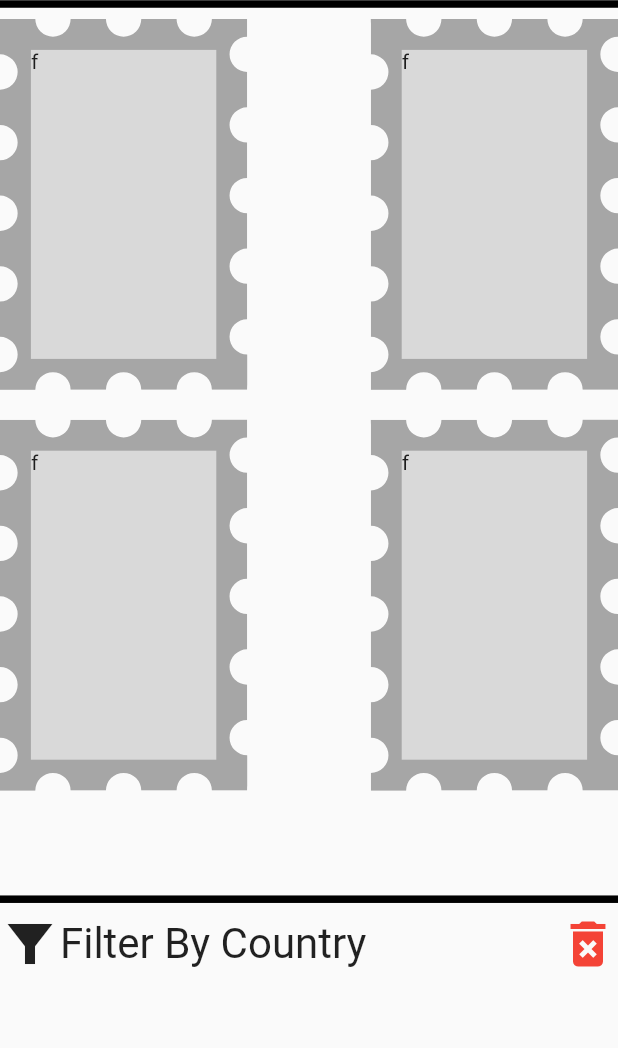
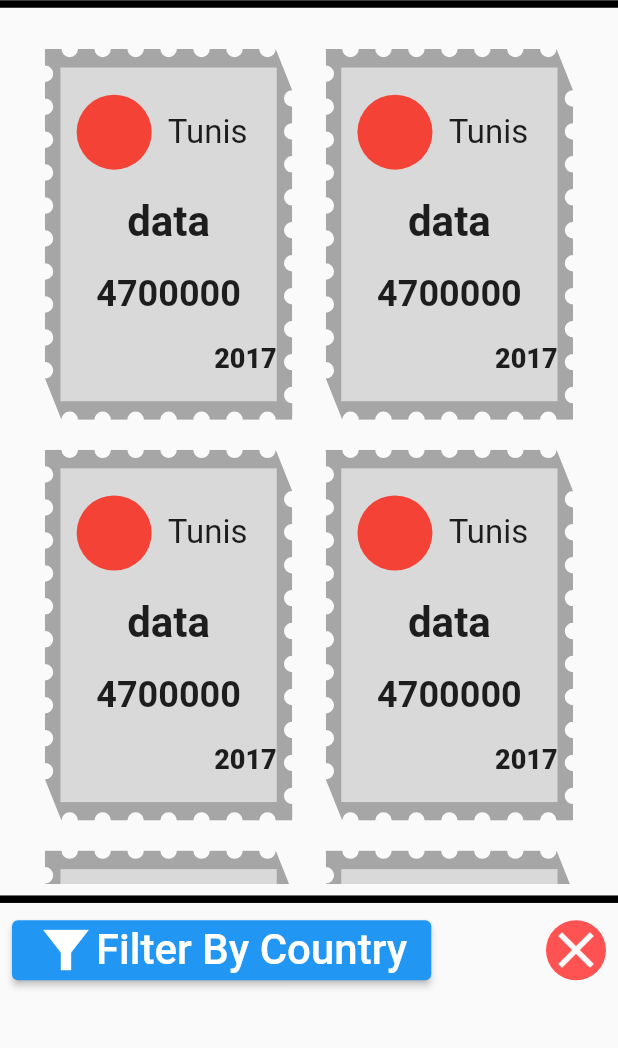
Before and after one commit to mohamedhassanamara/population_app, a Flutter app: the screen it shows after launch, on a phone screen of 412 x 824 dp, the part 110-1158 px from its top. Run offline on Flutter 3.47's test engine with Material 2 defaults, Android fonts, the phone set to English and light mode, and no system bars.

Commit message:
filter design added

```diff
--- a/lib/main.dart
+++ b/lib/main.dart
@@ -1,16 +1,22 @@
 import 'package:flutter/material.dart';
+import 'package:population_app/screens/country_list.dart';
 import 'package:population_app/widgets/stamp_scroll.dart';
 
 void main() {
-  runApp(MyApp());
+  runApp(
+    MaterialApp(
+      debugShowCheckedModeBanner: false,
+      home: MyApp(),
+    ),
+  );
 }
 
 class MyApp extends StatelessWidget {
+  final _formKey = GlobalKey<FormState>();
+
   @override
   Widget build(BuildContext context) {
-    return MaterialApp(
-      debugShowCheckedModeBanner: false,
-      home: SafeArea(
+    return SafeArea(
       child: Scaffold(
         body: Column(
           children: [
@@ -43,10 +49,67 @@ class MyApp extends StatelessWidget {
               height: 20,
               thickness: 5,
             ),
-              Row(
+            Padding(
+              padding: const EdgeInsets.symmetric(horizontal: 8),
+              child: Row(
                 mainAxisAlignment: MainAxisAlignment.spaceBetween,
                 children: [
-                  Row(
+                  ElevatedButton(
+                    onPressed: () {
+                      showDialog(
+                        context: context,
+                        builder: (BuildContext context) {
+                          return AlertDialog(
+                            content: Stack(
+                              children: <Widget>[
+                                Positioned(
+                                  right: -40.0,
+                                  top: -40.0,
+                                  child: InkResponse(
+                                    onTap: () {
+                                      Navigator.of(context).pop();
+                                    },
+                                    child: CircleAvatar(
+                                      child: Icon(Icons.close),
+                                      backgroundColor: Colors.red,
+                                    ),
+                                  ),
+                                ),
+                                Form(
+                                  key: _formKey,
+                                  child: Column(
+                                    mainAxisSize: MainAxisSize.min,
+                                    children: <Widget>[
+                                      Padding(
+                                        padding: EdgeInsets.all(8.0),
+                                        child: TextFormField(),
+                                      ),
+                                      Padding(
+                                        padding: EdgeInsets.all(8.0),
+                                        child: TextFormField(),
+                                      ),
+                                      Padding(
+                                        padding: const EdgeInsets.all(8.0),
+                                        child: ElevatedButton(
+                                          child: Text("Submitß"),
+                                          onPressed: () {
+                                            if (_formKey.currentState!
+                                                .validate()) {
+                                              _formKey.currentState!.save();
+                                            }
+                                          },
+                                        ),
+                                      )
+                                    ],
+                                  ),
+                                ),
+                              ],
+                            ),
+                          );
+                        },
+                      );
+                    },
+                    child: Row(
                       children: [
                         Icon(
                           Icons.filter_alt_sharp,
@@ -58,15 +121,19 @@ class MyApp extends StatelessWidget {
                         ),
                       ],
                     ),
-                  Icon(
-                    Icons.delete_forever,
+                  ),
+                  CircleAvatar(
+                    backgroundColor: Colors.redAccent,
+                    child: Icon(
+                      Icons.close,
                       size: 40,
-                    color: Colors.red,
-                  )
-                ],
+                      color: Colors.white,
+                    ),
                   )
                 ],
               ),
+            )
+          ],
         ),
       ),
     );
--- a/lib/widgets/my_clipper.dart
+++ b/lib/widgets/my_clipper.dart
@@ -3,7 +3,7 @@ import 'package:flutter/material.dart';
 class MyClipper extends CustomClipper<Path> {
   @override
   Path getClip(Size size) {
-    double smallLineLength = size.width / 7;
+    double smallLineLength = size.width / 15;
     Path path = Path();
     for (int i = 1; i <= 20; i += 2) {
       path.lineTo(0, smallLineLength * (i));
--- a/lib/widgets/stamp_scroll.dart
+++ b/lib/widgets/stamp_scroll.dart
@@ -10,10 +10,19 @@ class StampScroll extends StatelessWidget {
   @override
   Widget build(BuildContext context) {
     return SizedBox(
-      height: Config(context).height *.7,
+      height: Config(context).height * .7,
       child: SingleChildScrollView(
+        padding: EdgeInsets.symmetric(vertical: 20, horizontal: 30),
         child: Column(
           children: [
+            Row(
+              mainAxisAlignment: MainAxisAlignment.spaceBetween,
+              children: [
+                StampWidget(),
+                StampWidget(),
+              ],
+            ),
+            SizedBox(height: 20),
             Row(
               mainAxisAlignment: MainAxisAlignment.spaceBetween,
               children: [
--- a/lib/widgets/stamp_widget.dart
+++ b/lib/widgets/stamp_widget.dart
@@ -19,10 +19,59 @@ class StampWidget extends StatelessWidget {
           alignment: Alignment.center,
           color: Color(0xFFA6A6A6),
           child: Container(
-            height: Config(context).height * 0.25,
-            width: Config(context).width * 0.30,
+            height: Config(context).height * 0.27,
+            width: Config(context).width * 0.35,
             color: Color(0xFFD9D9D9),
-            child: Text("f"),
+            child: Column(
+              mainAxisAlignment: MainAxisAlignment.spaceEvenly,
+              children: [
+                Row(
+                  mainAxisAlignment: MainAxisAlignment.spaceEvenly,
+                  children: [
+                    CircleAvatar(
+                      backgroundColor: Colors.red,
+                      radius: 25,
+                    ),
+                    SizedBox(
+                      width: Config(context).width * 0.15,
+                      child: Text(
+                        'Tunis',
+                        style: TextStyle(
+                          fontSize: 22,
+                        ),
+                      ),
+                    ),
+                  ],
+                ),
+                Text(
+                  'data',
+                  style: TextStyle(
+                    fontSize: 28,
+                    fontWeight: FontWeight.bold,
+                  ),
+                ),
+                Text(
+                  '4700000',
+                  style: TextStyle(
+                    fontSize: 24,
+                    fontWeight: FontWeight.bold,
+                  ),
+                ),
+                Row(
+                  mainAxisAlignment: MainAxisAlignment.end,
+                  children: [
+
+                    Text(
+                      '2017',
+                      style: TextStyle(
+                        fontSize: 18,
+                        fontWeight: FontWeight.w900,
+                      ),
+                    ),
+                  ],
+                )
+              ],
+            ),
           ),
         ),
       ),
```
Also changed, not shown: lib/screens/country_list.dart (added, +76 -0 lines). Lines whose indentation alone changed are shown as unchanged.
